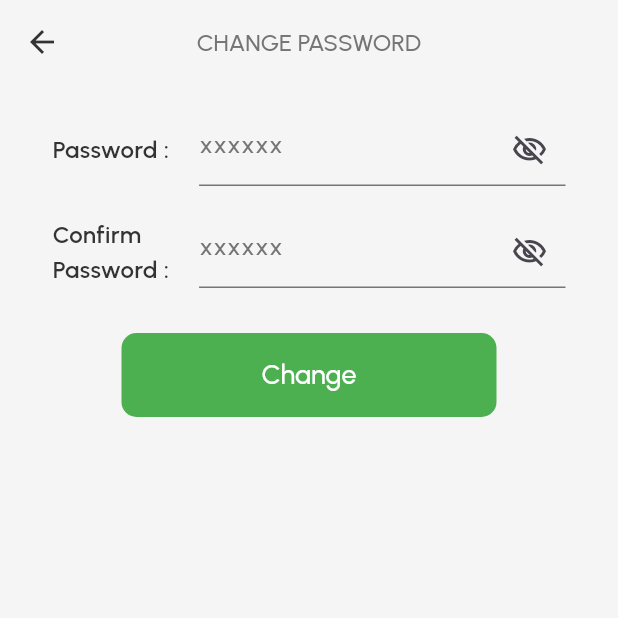
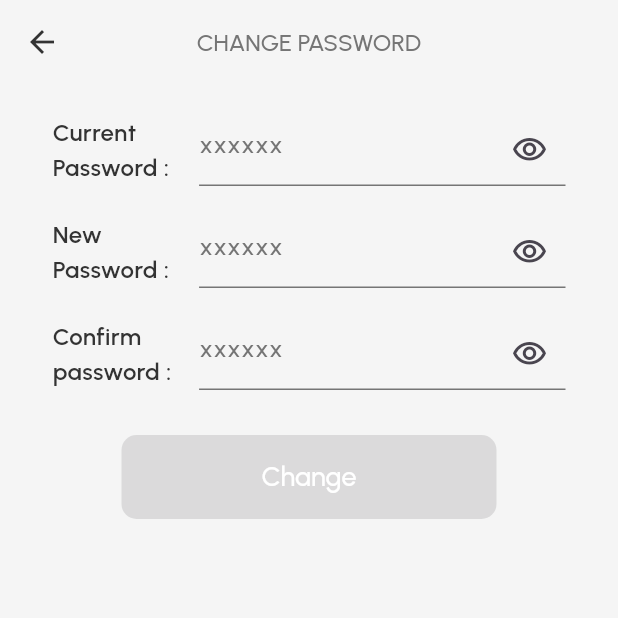
Before and after one commit to tade-dev/how_much_app, a Flutter app: the ChangePasswordScreen screen opened by its route, on a phone screen of 412 x 824 dp, the top half of it. Run offline on Flutter 3.47's test engine with Material 3 defaults, Android fonts, the phone set to English and light mode, and no system bars; our stand-ins replace auto_route, auto_size_text, bloc, dartz, dio, equatable and 16 more; accounts and stored records are empty.

Commit message:
implemented change password

```diff
--- a/lib/features/auth/cubit/forgotpassword/forgot_password_state.dart
+++ b/lib/features/auth/cubit/forgotpassword/forgot_password_state.dart
@@ -10,10 +10,12 @@ class ForgotPasswordState with _$ForgotPasswordState {
     @Default("") String newPassword,
     @Default(FormzSubmissionStatus.initial) FormzSubmissionStatus forgotPasswordStatus,
     @Default(FormzSubmissionStatus.initial) FormzSubmissionStatus resetPasswordStatus,
+    @Default(FormzSubmissionStatus.initial) FormzSubmissionStatus changePasswordStatus,
     @Default(false) bool showPassword,
   }) = _Initial;
 
   bool get isForgotPasswordButtonEnabled => email.isNotEmpty;
+  bool get isChangePasswordButtonEnabled => password.isNotEmpty && confirmPassword.isNotEmpty && newPassword.isNotEmpty && (newPassword == confirmPassword);
   bool get isResetPasswordButtonEnabled => password.isNotEmpty && confirmPassword.isNotEmpty && (password == confirmPassword);
 
 }
--- a/lib/features/profile/cubit/profile_cubit.dart
+++ b/lib/features/profile/cubit/profile_cubit.dart
@@ -12,7 +12,6 @@ import 'package:how_much_app/core/di/injectable.dart';
 import 'package:how_much_app/core/entites/no_params.dart';
 import 'package:how_much_app/core/model/ranv_model.dart';
 import 'package:how_much_app/core/routes/routes.gr.dart';
-import 'package:how_much_app/features/auth/domain/usecases/auth_u.dart';
 import 'package:how_much_app/features/profile/data/model/set_profile_model.dart';
 import 'package:how_much_app/features/profile/data/model/user_profile_model.dart';
 import 'package:how_much_app/features/profile/domain/usecase/profile_u.dart';
@@ -28,12 +27,10 @@ class ProfileCubit extends Cubit<ProfileState> {
   GetProfileUsecase getProfileUsecase;
   UploadImageUsecase uploadImageUsecase;
   SetProfileUsecase setProfileUsecase;
-  UpdatePasswordUseCase updatePasswordUseCase;
   DeleteAccountUsecase deleteAccountUsecase;
 
   ProfileCubit(
     this.deleteAccountUsecase,
-    this.updatePasswordUseCase,
     this.uploadImageUsecase,
     this.getProfileUsecase,
     this.setProfileUsecase,
--- a/lib/views/dashboard/views/settings/profile/change_password.dart
+++ b/lib/views/dashboard/views/settings/profile/change_password.dart
@@ -1,13 +1,21 @@
 import 'package:flutter/material.dart';
+import 'package:flutter_bloc/flutter_bloc.dart';
+import 'package:form_validator/form_validator.dart';
+import 'package:formz/formz.dart';
+import 'package:how_much_app/features/auth/cubit/forgotpassword/forgot_password_cubit.dart';
 import 'package:how_much_app/views/widgets/appbar/h_app_bars.dart';
 import 'package:how_much_app/views/widgets/buttons/buttons.dart';
 import 'package:how_much_app/views/widgets/inputs/auth_text_field.dart';
 
 class ChangePasswordScreen extends StatelessWidget {
-  const ChangePasswordScreen({super.key});
+  ChangePasswordScreen({super.key});
+
+  final GlobalKey<FormState> _formKey = GlobalKey<FormState>();
 
   @override
   Widget build(BuildContext context) {
+    return BlocBuilder<ForgotPasswordCubit, ForgotPasswordState>(
+      builder: (context, state) {
         return Scaffold(
           appBar: HAppBars().mainAppBar(
             context,
@@ -17,43 +25,106 @@ class ChangePasswordScreen extends StatelessWidget {
             width: double.infinity,
             padding: const EdgeInsets.symmetric(horizontal: 20),
             child: SafeArea(
+              child: Form(
+                key: _formKey,
                 child: Column(
                   children: [
-              const SizedBox(height: 20,),
+                    const SizedBox(
+                      height: 20,
+                    ),
                     AuthTextField(
                       onChanged: (value) {
-
+                        context.read<ForgotPasswordCubit>().updatePassword(value);
                       },
-                label: "Password",
+                      inputType: TextInputType.visiblePassword,
+                      label: "Current Password",
                       hintText: "xxxxxx",
-                obscureText: true,
-                suffixIcon: const Icon(
-                  Icons.visibility_off_outlined
+                      validator: ValidationBuilder()
+                          .regExp(RegExp(r'[!@#$%^&*(),.?":{}|<>]'),
+                              'Password must include an uppercase letter, a lowercase letter, a number, and a special character, and be at least 8 characters long.')
+                          .build(),
+                      obscureText: !state.showPassword,
+                      suffixIcon: InkWell(
+                          onTap: () {
+                            context
+                                .read<ForgotPasswordCubit>()
+                                .toggleShowPassword();
+                          },
+                          child: Icon(state.showPassword
+                              ? Icons.visibility_off_outlined
+                              : Icons.visibility_outlined)),
                     ),
+                    const SizedBox(
+                      height: 20,
                     ),
-              const SizedBox(height: 20,),
                     AuthTextField(
                       onChanged: (value) {
-
+                        context.read<ForgotPasswordCubit>().updateNewPassword(value);
                       },
-                label: "Confirm Password",
+                      inputType: TextInputType.visiblePassword,
+                      label: "New Password",
                       hintText: "xxxxxx",
-                obscureText: true,
-                suffixIcon: const Icon(
-                  Icons.visibility_off_outlined
+                      validator: ValidationBuilder()
+                          .regExp(RegExp(r'[!@#$%^&*(),.?":{}|<>]'),
+                              'Password must include an uppercase letter, a lowercase letter, a number, and a special character, and be at least 8 characters long.')
+                          .build(),
+                      obscureText: !state.showPassword,
+                      suffixIcon: InkWell(
+                          onTap: () {
+                            context
+                                .read<ForgotPasswordCubit>()
+                                .toggleShowPassword();
+                          },
+                          child: Icon(state.showPassword
+                              ? Icons.visibility_off_outlined
+                              : Icons.visibility_outlined)),
                     ),
+                    const SizedBox(
+                      height: 20,
                     ),
-              const SizedBox(height: 30,),
+                    AuthTextField(
+                      onChanged: (value) {
+                        context
+                            .read<ForgotPasswordCubit>()
+                            .updateConfirmPassword(value);
+                      },
+                      inputType: TextInputType.visiblePassword,
+                      label: "Confirm password",
+                      hintText: "xxxxxx",
+                      validator: ValidationBuilder()
+                          .regExp(RegExp(r'[!@#$%^&*(),.?":{}|<>]'),
+                              'Password must include an uppercase letter, a lowercase letter, a number, and a special character, and be at least 8 characters long.')
+                          .build(),
+                      obscureText: !state.showPassword,
+                      suffixIcon: InkWell(
+                          onTap: () {
+                            context
+                                .read<ForgotPasswordCubit>()
+                                .toggleShowPassword();
+                          },
+                          child: Icon(state.showPassword
+                              ? Icons.visibility_off_outlined
+                              : Icons.visibility_outlined)),
+                    ),
+                    const SizedBox(
+                      height: 30,
+                    ),
                     Buttons.primaryButton(
-                label: "Change",
-                hasIcon: false,
-                onTap: () {
+                      isLoading: state.changePasswordStatus.isInProgress,
+                      isDisabled: !state.isChangePasswordButtonEnabled,
+                        label: "Change", hasIcon: false, onTap: () {
+                        _formKey.currentState!.validate() ?
+                        context.read<ForgotPasswordCubit>().initiateUpdatePassword(context):
+                        AutovalidateMode.disabled;
                       }
                     )
                   ],
                 ),
               ),
             ),
+          ),
+        );
+      },
     );
   }
 }
--- a/lib/views/dashboard/views/settings/settings.dart
+++ b/lib/views/dashboard/views/settings/settings.dart
@@ -47,7 +47,7 @@ class SettingsView extends StatelessWidget {
                     ),
                     buildForSettingsTile(
                         onTap: () {
-                          si<AppRouter>().push(const ChangePasswordScreen());
+                          si<AppRouter>().push(ChangePasswordScreen());
                         },
                         title: "Change password",
                         icon: Iconsax.lock),
```
Also changed, not shown: lib/features/auth/cubit/forgotpassword/forgot_password_cubit.dart (+48 -0 lines), lib/features/auth/data/datasource/auth_s.dart (+8 -1 lines), lib/core/di/injectable.config.dart, lib/core/routes/routes.gr.dart, lib/features/auth/cubit/forgotpassword/forgot_password_cubit.freezed.dart, lib/features/profile/cubit/profile_cubit.freezed.dart. Lines whose indentation alone changed are shown as unchanged.
